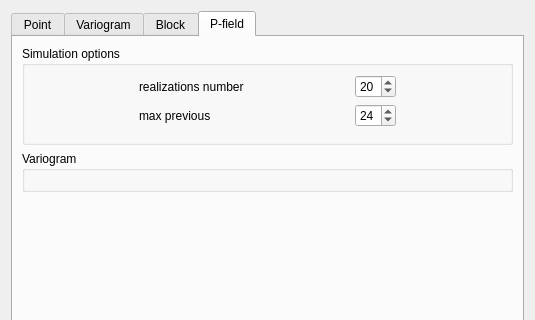
Before: the Qt Designer form ui/stochastic.ui in robertorolo/LPM-Geomod_Suite, drawn with Qt 5; both pictures show x 0 to 535 and y 0 to 320 of the 535 by 785 pixel window.
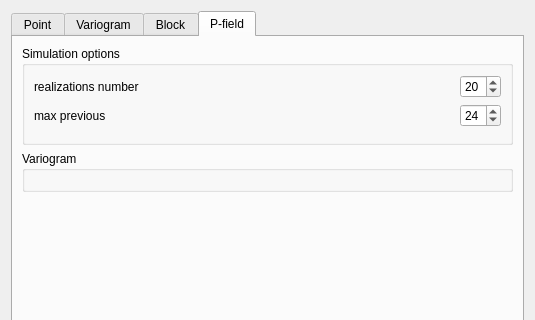
After: the same form once the commit is applied. The open tabs and pages were chosen to show the change. Custom widgets are drawn as their Qt base class.

Patch:
```diff
--- a/ui/stochastic.ui
+++ b/ui/stochastic.ui
@@ -448,7 +448,7 @@
           <item row="2" column="0">
            <widget class="QLabel" name="label_7">
             <property name="sizePolicy">
-             <sizepolicy hsizetype="Fixed" vsizetype="Preferred">
+             <sizepolicy hsizetype="Preferred" vsizetype="Preferred">
               <horstretch>0</horstretch>
               <verstretch>0</verstretch>
              </sizepolicy>
@@ -474,7 +474,7 @@
           <item row="0" column="0">
            <widget class="QLabel" name="label_6">
             <property name="sizePolicy">
-             <sizepolicy hsizetype="Fixed" vsizetype="Preferred">
+             <sizepolicy hsizetype="Preferred" vsizetype="Preferred">
               <horstretch>0</horstretch>
               <verstretch>0</verstretch>
              </sizepolicy>
```
